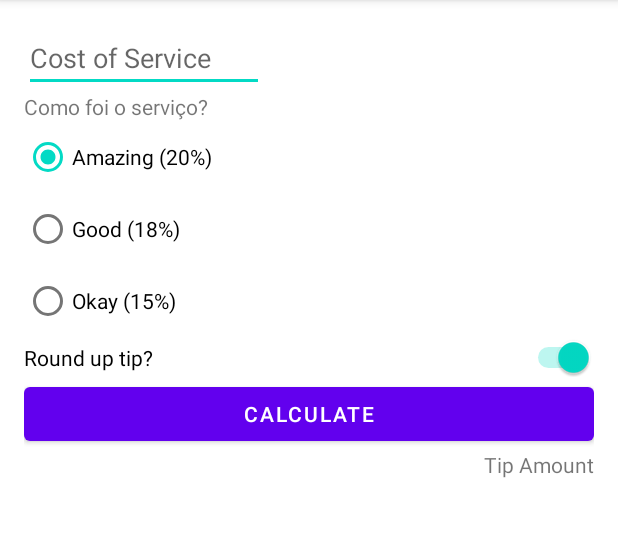
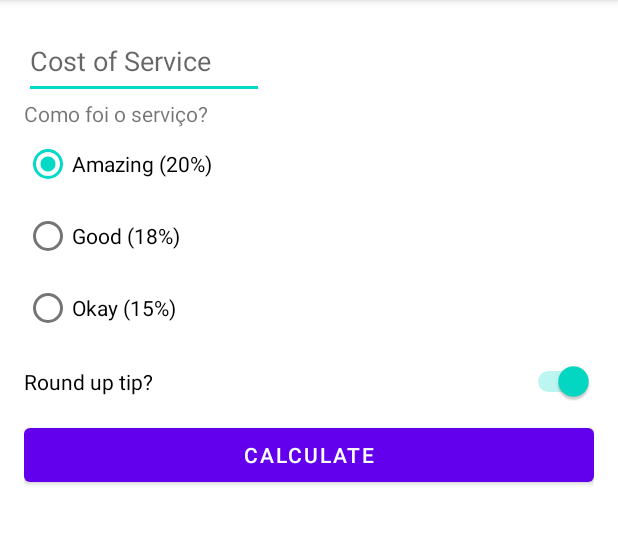
Before and after one commit to KalianePemi/TipTime, an Android app: the screen it shows after launch (MainActivity), on a phone screen of 412 x 824 dp, the part 84-629 px from its top. Run offline under Robolectric (Android 15) with nearby library versions, the phone set to English and light mode, and no system bars; 2 statements that could not run were skipped.

```diff
--- a/app/build.gradle
+++ b/app/build.gradle
@@ -29,6 +29,9 @@ android {
     kotlinOptions {
         jvmTarget = '1.8'
     }
+    buildFeatures{
+        viewBinding = true
+    }
 }
 
 dependencies {
--- a/app/src/main/res/layout/activity_main.xml
+++ b/app/src/main/res/layout/activity_main.xml
@@ -10,7 +10,7 @@
     <EditText
         android:id="@+id/cost_of_service"
         android:layout_width="160dp"
-        android:layout_height="wrap_content"
+        android:layout_height="50dp"
         android:hint="@string/Custo_do_serviço"
         android:inputType="numberDecimal"
         app:layout_constraintStart_toStartOf="parent"
@@ -56,7 +56,7 @@
     <Switch
         android:id="@+id/round_up_switch"
         android:layout_width="0dp"
-        android:layout_height="wrap_content"
+        android:layout_height="50dp"
         android:checked="true"
         android:text="@string/Arredondar"
         app:layout_constraintEnd_toEndOf="parent"
@@ -76,9 +76,9 @@
         android:id="@+id/tip_result"
         android:layout_width="wrap_content"
         android:layout_height="wrap_content"
+        tools:text="Tip Amount: $10"
         app:layout_constraintEnd_toEndOf="parent"
-        app:layout_constraintTop_toBottomOf="@id/calculate_button"
-        android:text="@string/Valor_da_Gorjeta"/>
+        app:layout_constraintTop_toBottomOf="@id/calculate_button" />
 
 
 </androidx.constraintlayout.widget.ConstraintLayout>
--- a/app/src/main/res/values/strings.xml
+++ b/app/src/main/res/values/strings.xml
@@ -7,5 +7,5 @@
     <string name="Meh">Okay (15%)</string>
     <string name="Calcular">Calculate</string>
     <string name="Arredondar">Round up tip?</string>
-    <string name="Valor_da_Gorjeta">Tip Amount</string>
+    <string name="valor_da_gorjeta">Tip Amount: %s</string>
 </resources>
```
Also changed, not shown: app/src/main/java/com/example/gorjeta/MainActivity.kt (+23 -0 lines).
